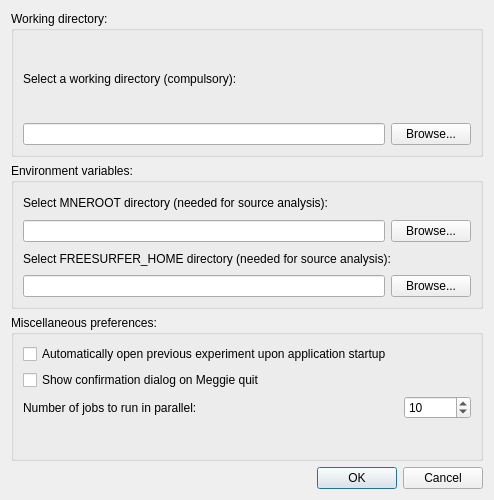
Old version of the form qt4Designer_ui_files/preferencesDialogUi.ui in the repository cibr-jyu/meggie.
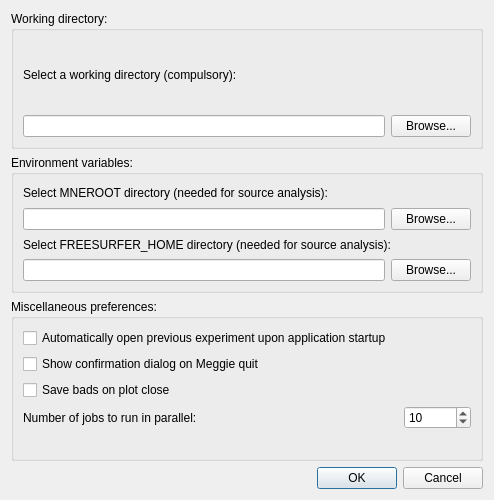
New version of the form.

Commit message: Fix bads save on close plot, add save bads option to preferences

```diff
--- a/qt4Designer_ui_files/preferencesDialogUi.ui
+++ b/qt4Designer_ui_files/preferencesDialogUi.ui
@@ -124,7 +124,7 @@
         </property>
        </widget>
       </item>
-      <item row="6" column="0">
+      <item row="7" column="0">
        <widget class="QLabel" name="label_2">
         <property name="text">
          <string/>
@@ -138,7 +138,7 @@
         </property>
        </widget>
       </item>
-      <item row="3" column="0">
+      <item row="4" column="0">
        <layout class="QHBoxLayout" name="horizontalLayout_3">
         <item>
          <widget class="QLabel" name="labelNJobs">
@@ -175,6 +175,13 @@
         </item>
        </layout>
       </item>
+      <item row="2" column="0">
+       <widget class="QCheckBox" name="checkBoxPlotClose">
+        <property name="text">
+         <string>Save bads on plot close</string>
+        </property>
+       </widget>
+      </item>
      </layout>
     </widget>
    </item>
```
The commit also changes 6 other files.
